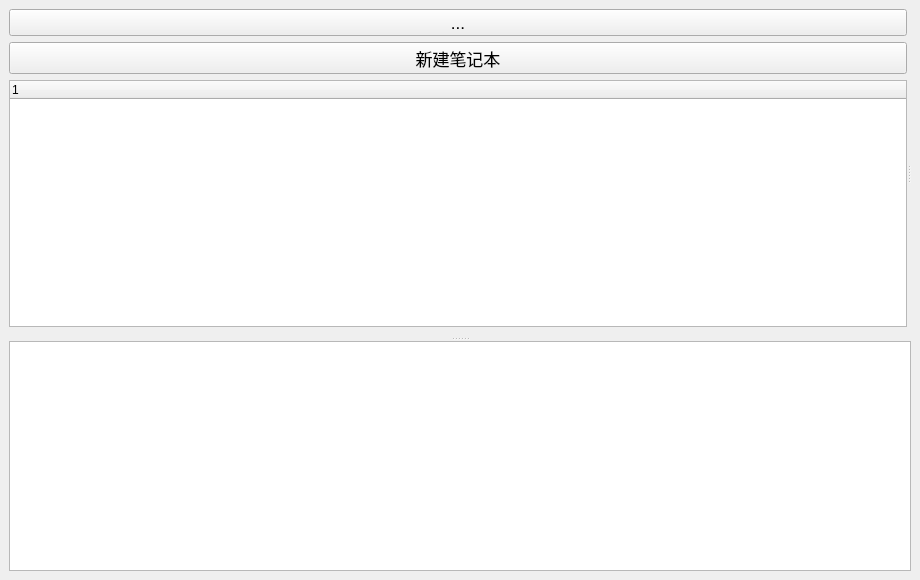
kevinWu7/LifeNote, file App/windows/mainwindow.ui: the form before one commit.
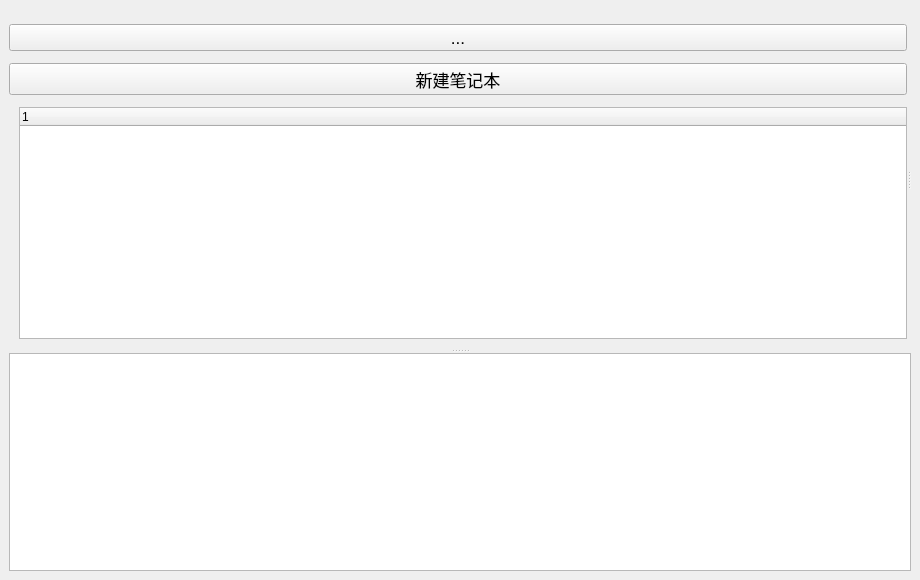
The form after the commit. Custom widgets are drawn as their Qt base class.

Commit message: adjust UI:leftBar's leftMargin

Diff of the .ui file:
```diff
--- a/App/windows/mainwindow.ui
+++ b/App/windows/mainwindow.ui
@@ -70,12 +70,15 @@
              <height>16777215</height>
             </size>
            </property>
-           <layout class="QVBoxLayout" name="verticalLayout">
+           <layout class="QVBoxLayout" name="verticalLayout_4">
+            <property name="spacing">
+             <number>12</number>
+            </property>
             <property name="leftMargin">
              <number>0</number>
             </property>
             <property name="topMargin">
-             <number>0</number>
+             <number>15</number>
             </property>
             <property name="rightMargin">
              <number>0</number>
@@ -138,6 +141,21 @@
              </widget>
             </item>
             <item>
+             <widget class="QWidget" name="treewidgetContainer" native="true">
+              <layout class="QVBoxLayout" name="verticalLayout">
+               <property name="leftMargin">
+                <number>10</number>
+               </property>
+               <property name="topMargin">
+                <number>0</number>
+               </property>
+               <property name="rightMargin">
+                <number>0</number>
+               </property>
+               <property name="bottomMargin">
+                <number>0</number>
+               </property>
+               <item>
              <widget class="LNTreeWidget" name="treeWidget">
               <property name="sizePolicy">
                <sizepolicy hsizetype="Expanding" vsizetype="Expanding">
@@ -154,11 +172,20 @@
               <property name="autoScrollMargin">
                <number>10</number>
               </property>
+                 <attribute name="headerDefaultSectionSize">
+                  <number>1000</number>
+                 </attribute>
+                 <attribute name="headerHighlightSections">
+                  <bool>false</bool>
+                 </attribute>
               <column>
                <property name="text">
                 <string notr="true">1</string>
                </property>
               </column>
+                </widget>
+               </item>
+              </layout>
              </widget>
             </item>
             <item>
```
Lines whose indentation alone changed are shown as unchanged. The commit also changes 3 other files.
